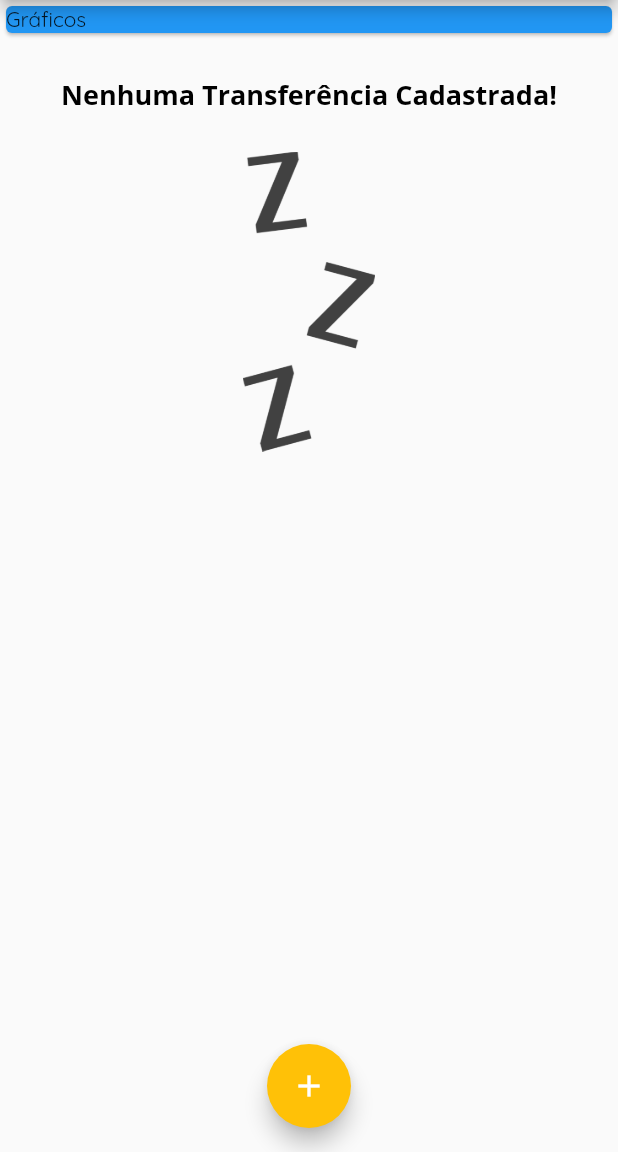
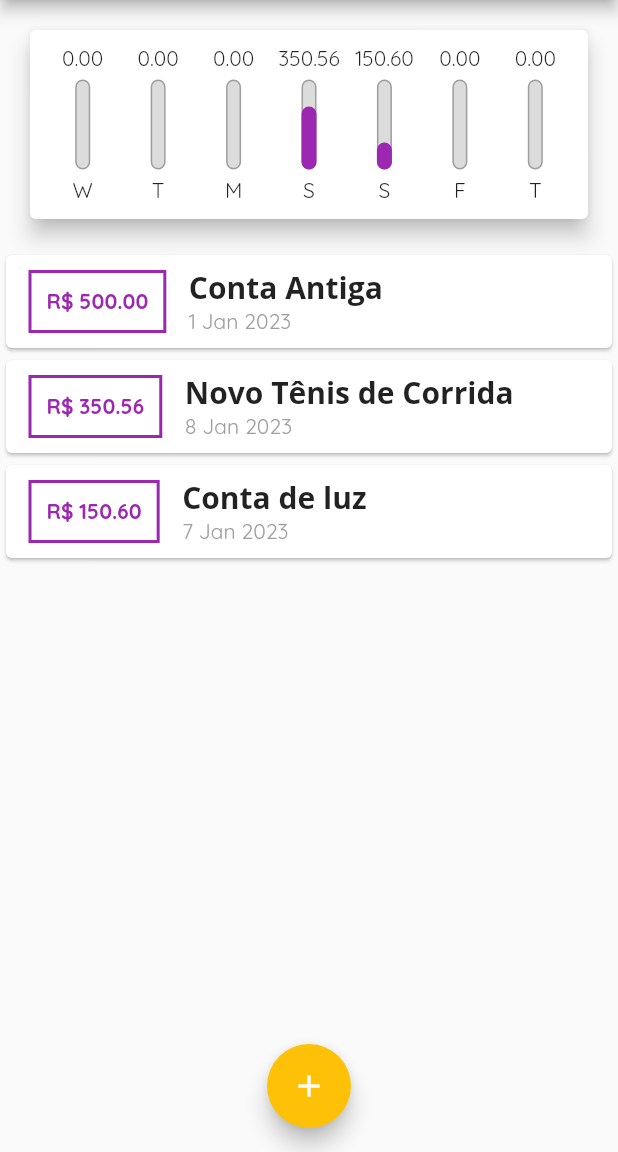
Before and after one commit to IagoEngel/expenses, a Flutter app: the screen it shows after launch, on a phone screen of 412 x 824 dp, the part 84-1236 px from its top. Run offline on Flutter 3.47's test engine with Material 2 defaults, Android fonts, the phone set to English and light mode, and no system bars.

Commit message:
Aula 120 até 127

```diff
--- /dev/null
+++ b/lib/components/chart.dart
@@ -0,0 +1,63 @@
+import 'chart_bar.dart';
+import '../models/transaction.dart';
+import 'package:flutter/material.dart';
+import 'package:intl/intl.dart';
+
+class Chart extends StatelessWidget {
+  final List<Transaction> recentTransactions;
+
+  const Chart(this.recentTransactions, {super.key});
+
+  List<Map<String, Object>> get groupedTransactions {
+    return List.generate(7, (index) {
+      final weekDay = DateTime.now().subtract(Duration(days: index));
+
+      double totalSum = 0.0;
+
+      for (var i = 0; i < recentTransactions.length; i++) {
+        bool sameDay = recentTransactions[i].date.day == weekDay.day;
+        bool sameMonth = recentTransactions[i].date.month == weekDay.month;
+        bool sameYear = recentTransactions[i].date.year == weekDay.year;
+
+        if (sameDay && sameMonth && sameYear) {
+          totalSum += recentTransactions[i].value;
+        }
+      }
+
+      return {
+        'day': DateFormat.E().format(weekDay)[0],
+        'value': totalSum,
+      };
+    });
+  }
+
+  double get _weekTotalValue {
+    return groupedTransactions.fold(
+        0.0, (sum, tr) => sum + (tr['value'] as double));
+  }
+
+  @override
+  Widget build(BuildContext context) {
+    groupedTransactions;
+    return Card(
+      elevation: 6,
+      margin: const EdgeInsets.all(20),
+      child: Padding(
+        padding: const EdgeInsets.all(10),
+        child: Row(
+          mainAxisAlignment: MainAxisAlignment.spaceAround,
+          children: groupedTransactions
+              .map((tr) => Flexible(
+                fit: FlexFit.tight,
+                child: ChartBar(
+                      label: tr['day'] as String,
+                      value: tr['value'] as double,
+                      percentage: (tr['value'] as double) / _weekTotalValue,
+                    ),
+              ))
+              .toList(),
+        ),
+      ),
+    );
+  }
+}
--- /dev/null
+++ b/lib/components/chart_bar.dart
@@ -0,0 +1,48 @@
+import 'package:flutter/material.dart';
+
+class ChartBar extends StatelessWidget {
+  final String? label;
+  final double? value;
+  final double? percentage;
+
+  const ChartBar({this.label, this.value, this.percentage, super.key});
+
+  @override
+  Widget build(BuildContext context) {
+    return Column(
+      children: [
+        FittedBox(
+          child: Text(value!.toStringAsFixed(2)),
+        ),
+        const SizedBox(height: 5),
+        SizedBox(
+          height: 60,
+          width: 10,
+          child: Stack(
+            alignment: Alignment.bottomCenter,
+            children: [
+              Container(
+                decoration: BoxDecoration(
+                  border: Border.all(color: Colors.grey, width: 1.0),
+                  color: const Color.fromRGBO(220, 220, 220, 1),
+                  borderRadius: BorderRadius.circular(5),
+                ),
+              ),
+              FractionallySizedBox(
+                heightFactor: percentage,
+                child: Container(
+                  decoration: BoxDecoration(
+                    color: Theme.of(context).colorScheme.primary,
+                    borderRadius: BorderRadius.circular(5),
+                  ),
+                ),
+              ),
+            ],
+          ),
+        ),
+        const SizedBox(height: 5),
+        Text(label!),
+      ],
+    );
+  }
+}
--- a/lib/components/transaction_list.dart
+++ b/lib/components/transaction_list.dart
@@ -1,4 +1,4 @@
-import 'package:expenses/models/transaction.dart';
+import '../models/transaction.dart';
 import 'package:flutter/material.dart';
 import 'package:intl/intl.dart';
 
--- a/lib/main.dart
+++ b/lib/main.dart
@@ -3,6 +3,7 @@ import 'dart:math';
 import 'package:flutter/material.dart';
 import 'components/transaction_form.dart';
 import 'components/transaction_list.dart';
+import 'components/chart.dart';
 import 'models/transaction.dart';
 
 main() => runApp(const ExpensesApp());
@@ -49,7 +50,34 @@ class MyHomePage extends StatefulWidget {
 }
 
 class _MyHomePageState extends State<MyHomePage> {
-  final _transactions = <Transaction>[];
+  final _transactions = <Transaction>[
+    Transaction(
+      id: 't0',
+      title: 'Conta Antiga',
+      value: 500.00,
+      date: DateTime.now().subtract(const Duration(days: 10)),
+    ),
+    Transaction(
+      id: 't1',
+      title: 'Novo Tênis de Corrida',
+      value: 350.56,
+      date: DateTime.now().subtract(const Duration(days: 3)),
+    ),
+    Transaction(
+      id: 't2',
+      title: 'Conta de luz',
+      value: 150.6,
+      date: DateTime.now().subtract(const Duration(days: 4)),
+    ),
+  ];
+
+  List<Transaction> get _recentTransactions {
+    return _transactions.where((tr) {
+      return tr.date.isAfter(
+        DateTime.now().subtract(const Duration(days: 7)),
+      );
+    }).toList();
+  }
 
   _addTransaction(String title, double value) {
     final newTransaction = Transaction(
@@ -91,10 +119,7 @@ class _MyHomePageState extends State<MyHomePage> {
         child: Column(
           crossAxisAlignment: CrossAxisAlignment.stretch,
           children: [
-            const Card(
-              color: Colors.blue,
-              child: Text('Gráficos'),
-            ),
+            Chart(_recentTransactions),
             TransactionList(transactions: _transactions),
           ],
         ),
```
